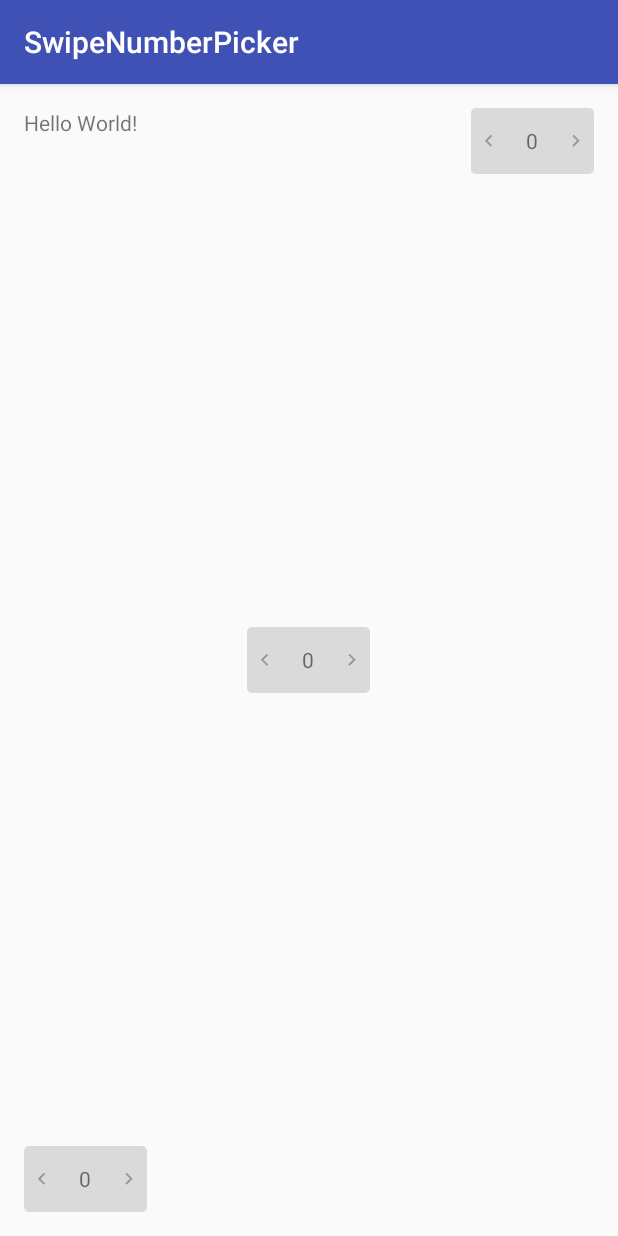
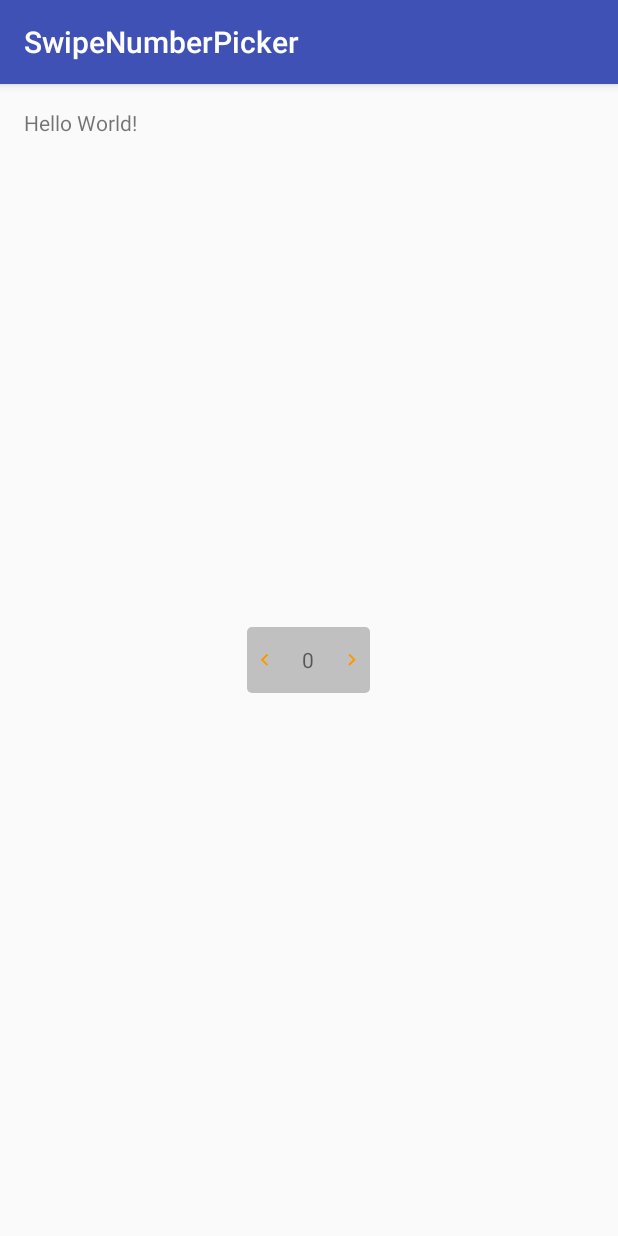
Before and after one commit to ashishpatil396/SwipeNumberPicker, an Android app: the screen it shows after launch (MainActivity), on a phone screen of 412 x 824 dp. Run offline under Robolectric (Android 15) with nearby library versions, the phone set to English and light mode, and no system bars.

Commit message:
Code re-factoring

```diff
--- a/SwipeNumberPicker/src/main/java/com/vi/swipenumberpicker/SwipeNumberPicker.java
+++ b/SwipeNumberPicker/src/main/java/com/vi/swipenumberpicker/SwipeNumberPicker.java
@@ -8,7 +8,6 @@ import android.content.res.TypedArray;
 import android.graphics.Color;
 import android.graphics.Paint;
 import android.graphics.PorterDuff;
-import android.graphics.PorterDuffColorFilter;
 import android.graphics.drawable.Drawable;
 import android.os.Build;
 import android.util.AttributeSet;
@@ -31,21 +30,19 @@ public class SwipeNumberPicker extends TextView {
 
     private OnValueChangeListener mOnValueChangeListener;
 
+    private int mGestureStepPx;
     private float mStartX;
     private float mIntermediateX;
     private float mIntermediateValue;
-
-    private int mGestureStepPx;
     private int mPrimaryValue;
     private int mMinValue;
     private int mMaxValue;
+
     private int mArrowColor;
     private int mBackgroundColor;
     private int mActiveTextColor;
 
-    // Dialog data
-    private String mTitle = "";
-    private String mPositiveText;
+    private String mDialogTitle = "";
 
     private boolean mIsWasClick = false;
     private boolean mIsEnabled = true;
@@ -64,35 +61,54 @@ public class SwipeNumberPicker extends TextView {
     }
 
     private void init(Context context, AttributeSet attributeSet) {
-        TypedArray attrs = context.obtainStyledAttributes(attributeSet,
-                R.styleable.SwipeNumberPicker, 0, 0);
-
-        mPrimaryValue = attrs.getInteger(R.styleable.SwipeNumberPicker_value, 0);
-        mMinValue = attrs.getInteger(R.styleable.SwipeNumberPicker_min, -9999);
-        mMaxValue = attrs.getInteger(R.styleable.SwipeNumberPicker_max, 9999);
-        mArrowColor = attrs.getColor(R.styleable.SwipeNumberPicker_arrowColor, context.getResources().getColor(R.color.arrows));
-        mBackgroundColor = attrs.getColor(R.styleable.SwipeNumberPicker_backgroundColor, context.getResources().getColor(R.color.bg_btn_gray));
-        mActiveTextColor = attrs.getColor(R.styleable.SwipeNumberPicker_activeTextColor, context.getResources().getColor(R.color.main_green));
-        attrs.recycle();
+        initAttributes(context, attributeSet);
 
         Drawable left = getDrawable(R.drawable.ic_arrow_left);
         Drawable right = getDrawable(R.drawable.ic_arrow_right);
+
         setCompoundDrawablesWithIntrinsicBounds(left, null, right, null);
         setBackgroundResource(R.drawable.bg_btn_default);
-        customizeArrows(mArrowColor);
-        customizeBackground(mBackgroundColor);
 
         float scale = getResources().getDisplayMetrics().density;
         mGestureStepPx = (int) (GESTURE_STEP_DP * scale + 0.5f);
 
         float textWidth = new Paint().measureText(Integer.toString(mMaxValue)) + left.getBounds().width() * 1.5f;
-        int horizontalPadding = (int) TypedValue.applyDimension(TypedValue.COMPLEX_UNIT_DIP, 10, context.getResources().getDisplayMetrics());
         setMinWidth((int) (textWidth * scale + 0.5f));
-        setGravity(Gravity.CENTER);
-        setPadding(0, horizontalPadding, 0, horizontalPadding);
-        mPositiveText = context.getString(android.R.string.ok);
+
         mIntermediateValue = mPrimaryValue;
         changeValue(mPrimaryValue);
+        customizeTextView();
+    }
+
+    private void initAttributes(Context context, AttributeSet attributeSet) {
+        TypedArray attrs = context.obtainStyledAttributes(attributeSet,
+                R.styleable.SwipeNumberPicker, 0, 0);
+        if (attrs != null) {
+            try {
+                mPrimaryValue = attrs.getInteger(R.styleable.SwipeNumberPicker_value, 0);
+                mMinValue = attrs.getInteger(R.styleable.SwipeNumberPicker_min, -9999);
+                mMaxValue = attrs.getInteger(R.styleable.SwipeNumberPicker_max, 9999);
+
+                mArrowColor = attrs.getColor(R.styleable.SwipeNumberPicker_arrowColor, context.getResources().getColor(R.color.arrows));
+                mBackgroundColor = attrs.getColor(R.styleable.SwipeNumberPicker_backgroundColor, context.getResources().getColor(R.color.background));
+                mActiveTextColor = attrs.getColor(R.styleable.SwipeNumberPicker_activeTextColor, context.getResources().getColor(R.color.text));
+            } finally {
+                attrs.recycle();
+            }
+        }
+
+    }
+
+    private void customizeTextView() {
+        // Padding
+        int horizontalPadding = (int) TypedValue.applyDimension(TypedValue.COMPLEX_UNIT_DIP, 10, getContext().getResources().getDisplayMetrics());
+        setPadding(0, horizontalPadding, 0, horizontalPadding);
+
+        setGravity(Gravity.CENTER);
+        setSingleLine(true);
+
+        setTextColor(mActiveTextColor);
+        setNormalBackground();
     }
 
     @Override
@@ -140,7 +156,6 @@ public class SwipeNumberPicker extends TextView {
                     mIntermediateValue += distance > 0 ? threshold : -threshold;
                     changeValue((int) mIntermediateValue);
                 }
-
                 mIntermediateX = currentX;
                 break;
 
@@ -209,9 +224,9 @@ public class SwipeNumberPicker extends TextView {
         numberPicker.setValue(mPrimaryValue);
         numberPicker.setWrapSelectorWheel(false);
         AlertDialog.Builder builder = new AlertDialog.Builder(getContext());
-        if (!mTitle.equals(""))
-            builder.setTitle(mTitle);
-        builder.setView(numberPicker).setPositiveButton(mPositiveText,
+        if (!mDialogTitle.equals(""))
+            builder.setTitle(mDialogTitle);
+        builder.setView(numberPicker).setPositiveButton(android.R.string.ok,
                 new DialogInterface.OnClickListener() {
                     @Override
                     public void onClick(DialogInterface dialog, int which) {
@@ -225,37 +240,39 @@ public class SwipeNumberPicker extends TextView {
     }
 
     private void setPressed(int distance) {
+        Log.d(TAG, "customizeTextView");
+
         highlightArrows(distance);
         highlightBackground();
     }
 
     private void setNormalBackground() {
+        customizeBackground(mBackgroundColor);
         customizeArrows(mArrowColor);
-        customizeBackground(mBackgroundColor);
     }
 
     private void customizeBackground(int color) {
-        getBackground().setColorFilter(new PorterDuffColorFilter(color, PorterDuff.Mode.MULTIPLY));
+        getBackground().setColorFilter(color, PorterDuff.Mode.MULTIPLY);
     }
 
     private void customizeArrows(int color) {
-        getCompoundDrawables()[0].setColorFilter(new PorterDuffColorFilter(color, PorterDuff.Mode.MULTIPLY));
-        getCompoundDrawables()[2].setColorFilter(new PorterDuffColorFilter(color, PorterDuff.Mode.MULTIPLY));
+        getCompoundDrawables()[0].setColorFilter(color, PorterDuff.Mode.MULTIPLY);
+        getCompoundDrawables()[2].setColorFilter(color, PorterDuff.Mode.MULTIPLY);
     }
 
     private void highlightBackground() {
-        getBackground().setColorFilter(new PorterDuffColorFilter(darkenColor(mBackgroundColor), PorterDuff.Mode.MULTIPLY));
+        getBackground().setColorFilter(darkenColor(mBackgroundColor), PorterDuff.Mode.MULTIPLY);
     }
 
     private void highlightArrows(int distance) {
         if (distance < 0) {
             // Highlight right arrow
-            getCompoundDrawables()[0].setColorFilter(new PorterDuffColorFilter(darkenColor(mActiveTextColor), PorterDuff.Mode.MULTIPLY));
-            getCompoundDrawables()[2].setColorFilter(new PorterDuffColorFilter(mArrowColor, PorterDuff.Mode.MULTIPLY));
+            getCompoundDrawables()[0].setColorFilter(darkenColor(mArrowColor), PorterDuff.Mode.MULTIPLY);
+            getCompoundDrawables()[2].setColorFilter(mArrowColor, PorterDuff.Mode.MULTIPLY);
         } else {
             // Highlight left arrow
-            getCompoundDrawables()[0].setColorFilter(new PorterDuffColorFilter(mArrowColor, PorterDuff.Mode.MULTIPLY));
-            getCompoundDrawables()[2].setColorFilter(new PorterDuffColorFilter(darkenColor(mActiveTextColor), PorterDuff.Mode.MULTIPLY));
+            getCompoundDrawables()[0].setColorFilter(mArrowColor, PorterDuff.Mode.MULTIPLY);
+            getCompoundDrawables()[2].setColorFilter(darkenColor(mArrowColor), PorterDuff.Mode.MULTIPLY);
         }
     }
 
@@ -286,9 +303,9 @@ public class SwipeNumberPicker extends TextView {
     }
 
     private void disable() {
-        customizeArrows(darkenColor(mBackgroundColor));
+        customizeArrows(lightenColor(mBackgroundColor));
         customizeBackground(lightenColor(mBackgroundColor));
-        setTextColor(getContext().getResources().getColor(R.color.arrows));
+        setTextColor(lightenColor(mActiveTextColor));
     }
 
     private void enable() {
@@ -348,11 +365,7 @@ public class SwipeNumberPicker extends TextView {
     }
 
     public void setTitle(String title) {
-        mTitle = title;
-    }
-
-    public void setPositiveText(String positiveText) {
-        mPositiveText = positiveText;
+        mDialogTitle = title;
     }
 
     public void isShowNumberPickerDialog(boolean isShowNumberPickerDialog) {
--- a/SwipeNumberPicker/src/main/res/drawable/bg_btn_default.xml
+++ b/SwipeNumberPicker/src/main/res/drawable/bg_btn_default.xml
@@ -1,5 +1,5 @@
 <shape xmlns:android="http://schemas.android.com/apk/res/android"
-       android:shape="rectangle">
-    <solid android:color="@color/bg_btn_gray"/>
-    <corners android:radius="@dimen/btn_radius"/>
+    android:shape="rectangle">
+    <solid android:color="@color/background" />
+    <corners android:radius="@dimen/btn_radius" />
 </shape>
--- a/SwipeNumberPicker/src/main/res/values/colors.xml
+++ b/SwipeNumberPicker/src/main/res/values/colors.xml
@@ -1,11 +1,6 @@
 <resources>
-
-    <color name="bg_btn_gray">#ececec</color>
-    <color name="arrows">#9B9B9B</color>
-
-    <color name="main_green">#259b24</color>
-
-    <color name="txt_gray_medium">#20000000</color>
-
-
+    <!--Default colors-->
+    <color name="background">#dddddd</color>
+    <color name="arrows">#ff9800</color>
+    <color name="text">#8c000000</color>
 </resources>
--- a/app/src/main/java/com/vi/swipenumberpicker/sample/MainActivity.java
+++ b/app/src/main/java/com/vi/swipenumberpicker/sample/MainActivity.java
@@ -1,13 +1,13 @@
 package com.vi.swipenumberpicker.sample;
 
+import android.os.Bundle;
 import android.support.v7.app.AppCompatActivity;
-import android.os.Bundle;
 
 public class MainActivity extends AppCompatActivity {
 
     @Override
     protected void onCreate(Bundle savedInstanceState) {
         super.onCreate(savedInstanceState);
-        setContentView(R.layout.activity_main);
+            setContentView(R.layout.activity_main);
     }
 }
--- a/app/src/main/res/layout/activity_main.xml
+++ b/app/src/main/res/layout/activity_main.xml
@@ -20,14 +20,15 @@
         android:layout_height="wrap_content"
         android:layout_centerInParent="true" />
 
-    <com.vi.swipenumberpicker.SwipeNumberPicker
-        android:layout_width="wrap_content"
-        android:layout_height="wrap_content"
-        android:layout_alignParentRight="true" />
+    <!--<com.vi.swipenumberpicker.SwipeNumberPicker-->
+        <!--android:layout_width="wrap_content"-->
+        <!--android:layout_height="wrap_content"-->
+        <!--android:layout_alignParentRight="true" />-->
 
-    <com.vi.swipenumberpicker.SwipeNumberPicker
-        android:layout_width="wrap_content"
-        android:layout_height="wrap_content"
-        android:layout_alignParentBottom="true"
-        android:layout_alignParentLeft="true" />
+    <!--<com.vi.swipenumberpicker.SwipeNumberPicker-->
+        <!--android:layout_width="wrap_content"-->
+        <!--android:layout_height="wrap_content"-->
+        <!--android:layout_alignParentBottom="true"-->
+        <!--android:layout_alignParentLeft="true"-->
+        <!--snp:arrowColor="@color/colorAccent" />-->
 </RelativeLayout>
```
